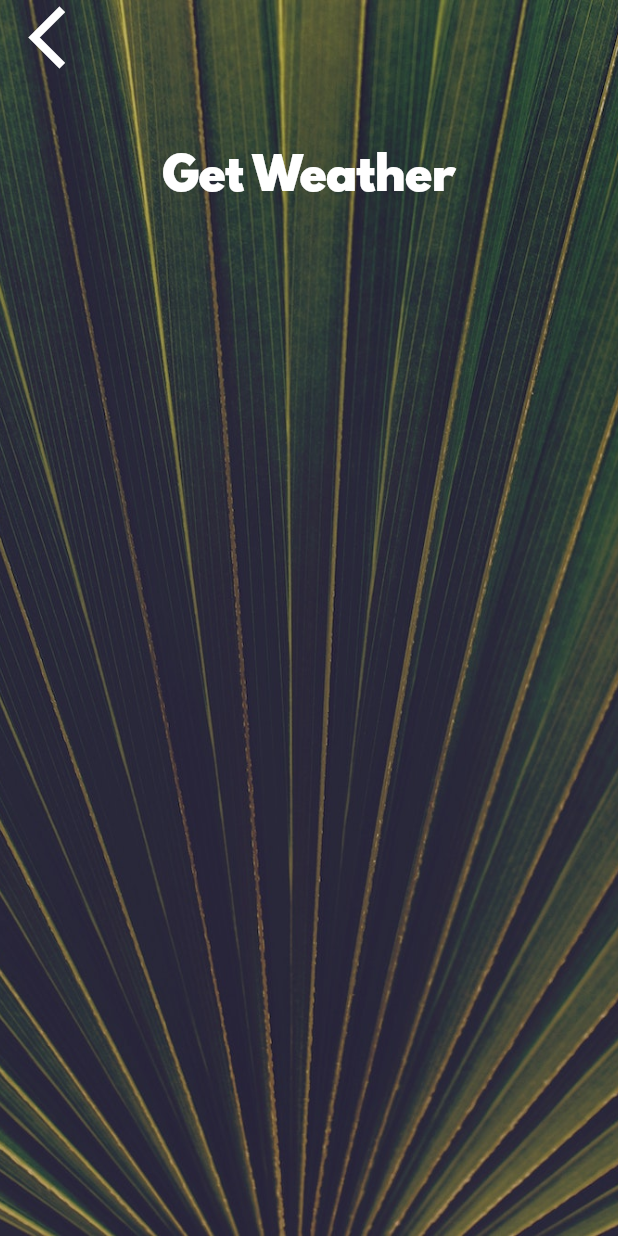
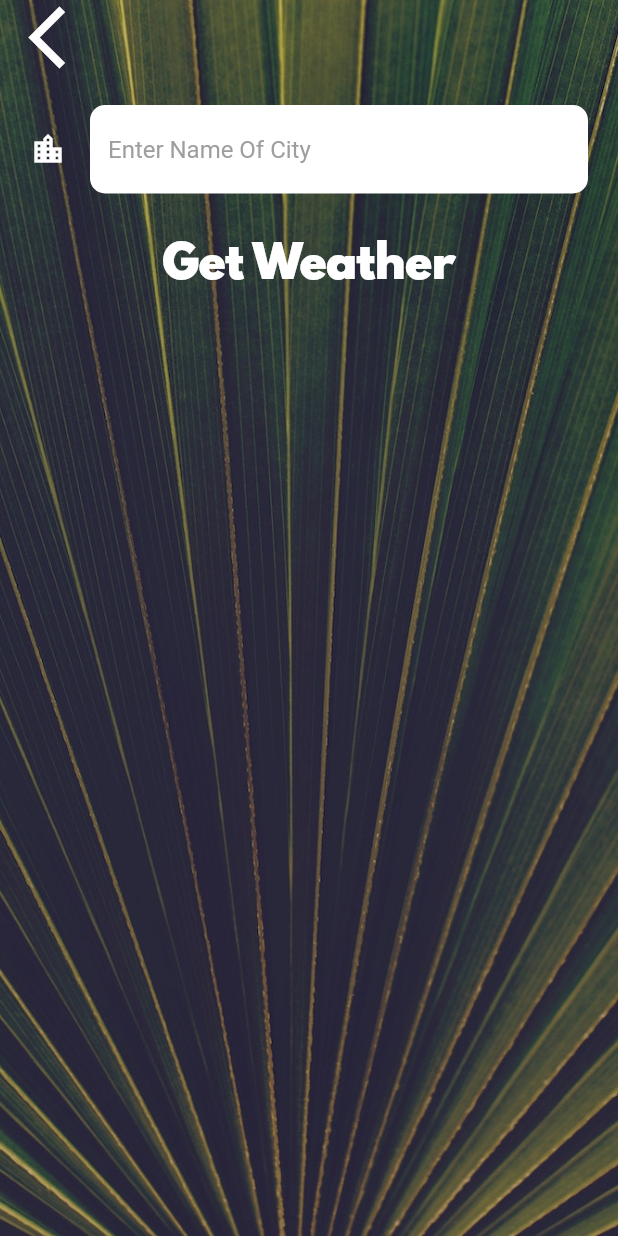
Before and after one commit to Oghosa1/Weather, a Flutter app: the CityScreen screen opened directly, on a phone screen of 412 x 824 dp. Run offline on Flutter 3.47's test engine with Material 2 defaults, Android fonts, the phone set to English and light mode, and no system bars; our stand-ins replace flutter_spinkit, geolocator; missing offline and left inert: unit_conversion; network calls fail.

Commit message:
Still building

```diff
--- a/lib/screens/city_screen.dart
+++ b/lib/screens/city_screen.dart
@@ -33,7 +33,13 @@ class _CityScreenState extends State<CityScreen> {
               ),
               Container(
                 padding: EdgeInsets.all(20.0),
-                child: null,
+                child: TextField(
+                  style: TextStyle(color: Colors.black),
+                  decoration: kInputDecorator,
+                  onChanged: (value) {
+                    print(value);
+                  },
+                ),
               ),
               FlatButton(
                 onPressed: () {},
--- a/lib/utilities/constants.dart
+++ b/lib/utilities/constants.dart
@@ -21,3 +21,21 @@ const kConditionTextStyle = TextStyle(
 
 const kApiKey = '52978192364d8851a6026420f272d67d';
 const kWeatherMapURL = 'https://api.openweathermap.org/data/2.5/weather';
+
+const kInputDecorator = InputDecoration(
+  filled: true,
+  fillColor: Colors.white,
+  icon: Icon(
+    Icons.location_city,
+    color: Colors.white,
+  ),
+  hintText: 'Enter Name Of City',
+  hintStyle: TextStyle(
+    color: Colors.grey,
+  ),
+  border: OutlineInputBorder(
+      borderRadius: BorderRadius.all(
+        Radius.circular(10),
+      ),
+      borderSide: BorderSide.none),
+);
```
Also changed, not shown: lib/screens/location_screen.dart (+13 -3 lines).
